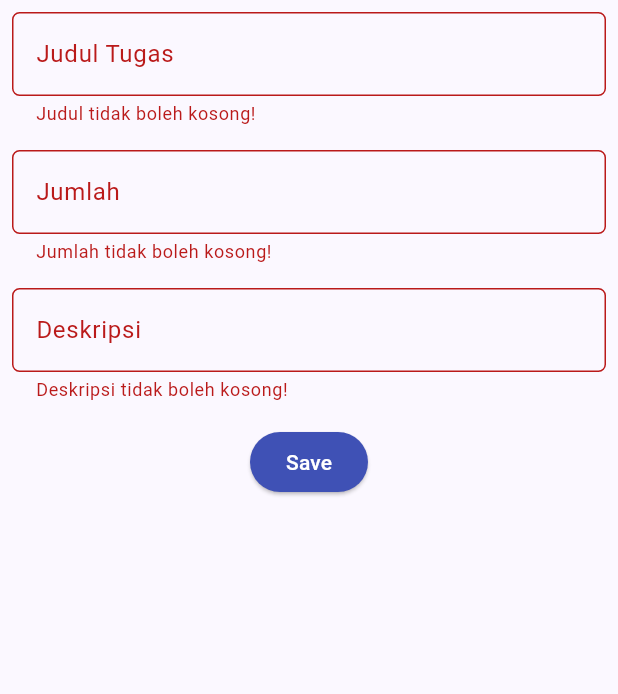
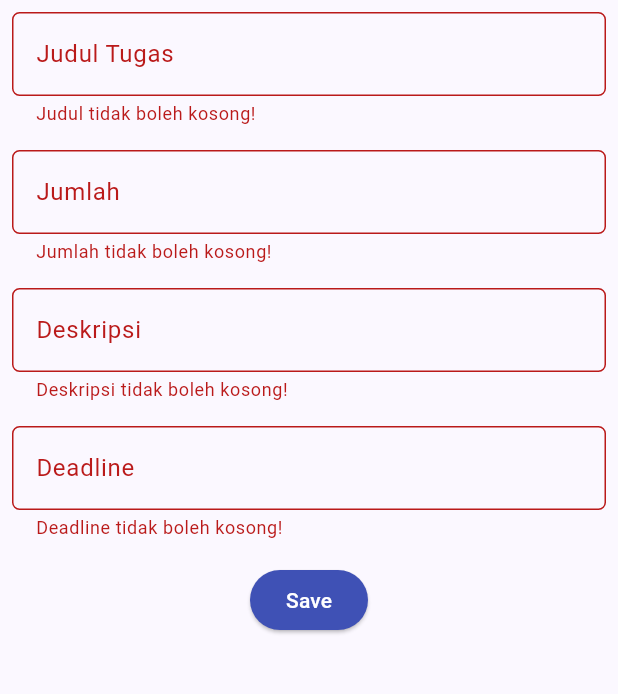
Before and after one commit to Midebar/tugas-tracker-mobile, a Flutter app: the TrackerFormPage screen opened directly, after a tap on "Save", on a phone screen of 412 x 824 dp, the part 84-778 px from its top. Run offline on Flutter 3.47's test engine with Material 3 defaults, Android fonts, the phone set to English and light mode, and no system bars; our stand-ins replace timezone; missing offline and left inert: pbp_django_auth.

Commit message:
Fix bug deadline add tugas

```diff
--- a/lib/main.dart
+++ b/lib/main.dart
@@ -1,7 +1,9 @@
 import 'package:flutter/material.dart';
+import 'package:timezone/data/latest.dart' as tz;
 
 import 'package:tugas_tracker/screens/main_menu.dart';
 
 void main() {
+  tz.initializeTimeZones();
   runApp(const MyApp());
 }
--- a/lib/screens/tracker_form.dart
+++ b/lib/screens/tracker_form.dart
@@ -3,6 +3,7 @@ import 'dart:convert';
 import 'package:flutter/material.dart';
 import 'package:pbp_django_auth/pbp_django_auth.dart';
 import 'package:provider/provider.dart';
+import 'package:timezone/timezone.dart' as tz;
 
 import 'package:tugas_tracker/screens/main_menu.dart';
 import 'package:tugas_tracker/widgets/left_drawer.dart';
@@ -19,6 +20,7 @@ class _TrackerFormPageState extends State<TrackerFormPage> {
   String _name = "";
   int _amount = 0;
   String _description = "";
+  DateTime? _deadline;
   @override
   Widget build(BuildContext context) {
     final request = context.watch<CookieRequest>();
@@ -110,6 +112,31 @@ class _TrackerFormPageState extends State<TrackerFormPage> {
                   },
                 ),
               ),
+              Padding(
+                padding: const EdgeInsets.all(8.0),
+                child: TextFormField(
+                  readOnly: true,
+                  onTap: () => _selectDate(context),
+                  decoration: InputDecoration(
+                    hintText: "Deadline",
+                    labelText: "Deadline",
+                    border: OutlineInputBorder(
+                      borderRadius: BorderRadius.circular(5.0),
+                    ),
+                  ),
+                  controller: _deadline == null
+                      ? null
+                      : TextEditingController(
+                          text:
+                              "${_deadline!.day}/${_deadline!.month}/${_deadline!.year}"),
+                  validator: (String? value) {
+                    if (_deadline == null) {
+                      return "Deadline tidak boleh kosong!";
+                    }
+                    return null;
+                  },
+                ),
+              ),
               Align(
                 alignment: Alignment.bottomCenter,
                 child: Padding(
@@ -130,8 +157,9 @@ class _TrackerFormPageState extends State<TrackerFormPage> {
                                   crossAxisAlignment: CrossAxisAlignment.start,
                                   children: [
                                     Text('Judul: $_name'),
-                                    Text('Halaman: $_amount'),
+                                    Text('Jumlah: $_amount'),
                                     Text('Deskripsi: $_description'),
+                                    Text('Deadline: $_deadline'),
                                   ],
                                 ),
                               ),
@@ -147,19 +175,23 @@ class _TrackerFormPageState extends State<TrackerFormPage> {
                             );
                           },
                         );
+                        final utcDeadline = _deadline != null
+                            ? _convertToUtc(_deadline!)
+                            : null;
                         final response = await request.postJson(
                           "http://127.0.0.1:8000/create-flutter/",
-                          jsonEncode(<String, String>{
+                          jsonEncode(<String, dynamic>{
                             'name': _name,
-                            'page': _amount.toString(),
+                            'amount': _amount.toString(),
                             'description': _description,
+                            'deadline': utcDeadline?.toIso8601String(),
                           }),
                         );
                         if (context.mounted) {
                           if (response['status'] == 'success') {
                             ScaffoldMessenger.of(context)
                                 .showSnackBar(const SnackBar(
-                              content: Text("Buku baru berhasil disimpan!"),
+                              content: Text("Tugas baru berhasil disimpan!"),
                             ));
                             Navigator.pushReplacement(
                               context,
@@ -187,4 +219,25 @@ class _TrackerFormPageState extends State<TrackerFormPage> {
           ),
         ));
   }
+
+  Future<void> _selectDate(BuildContext context) async {
+    final DateTime? picked = await showDatePicker(
+      context: context,
+      initialDate: _deadline ?? DateTime.now(),
+      firstDate: DateTime.now(),
+      lastDate: DateTime(2101),
+    );
+    if (picked != null && picked != _deadline) {
+      setState(() {
+        _deadline = picked;
+      });
+    }
+  }
+
+  tz.TZDateTime _convertToUtc(DateTime dateTime) {
+    // Get the current timezone
+    final location = tz.getLocation('UTC');
+    // Create a TZDateTime object with UTC timezone
+    return tz.TZDateTime.from(dateTime, location);
+  }
 }
--- a/pubspec.yaml
+++ b/pubspec.yaml
@@ -39,6 +39,7 @@ dependencies:
   provider: ^6.1.2
   pbp_django_auth: ^0.4.0
   http: ^1.2.1
+  timezone: ^0.9.3
 
 dev_dependencies:
   flutter_test:
```
Also changed, not shown: pubspec.lock.
